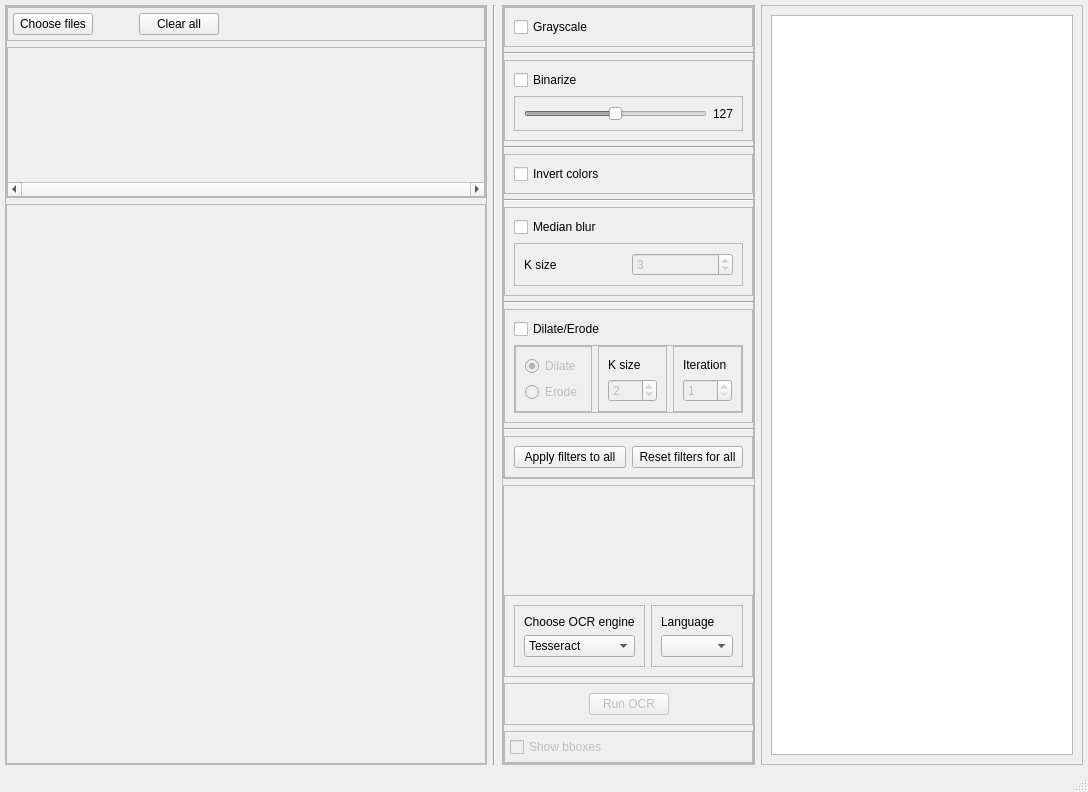
First picture: the form in src/ui/generated/mainwindow.ui, repository irakliskhirtladze/OCR_viewer, before the edit.
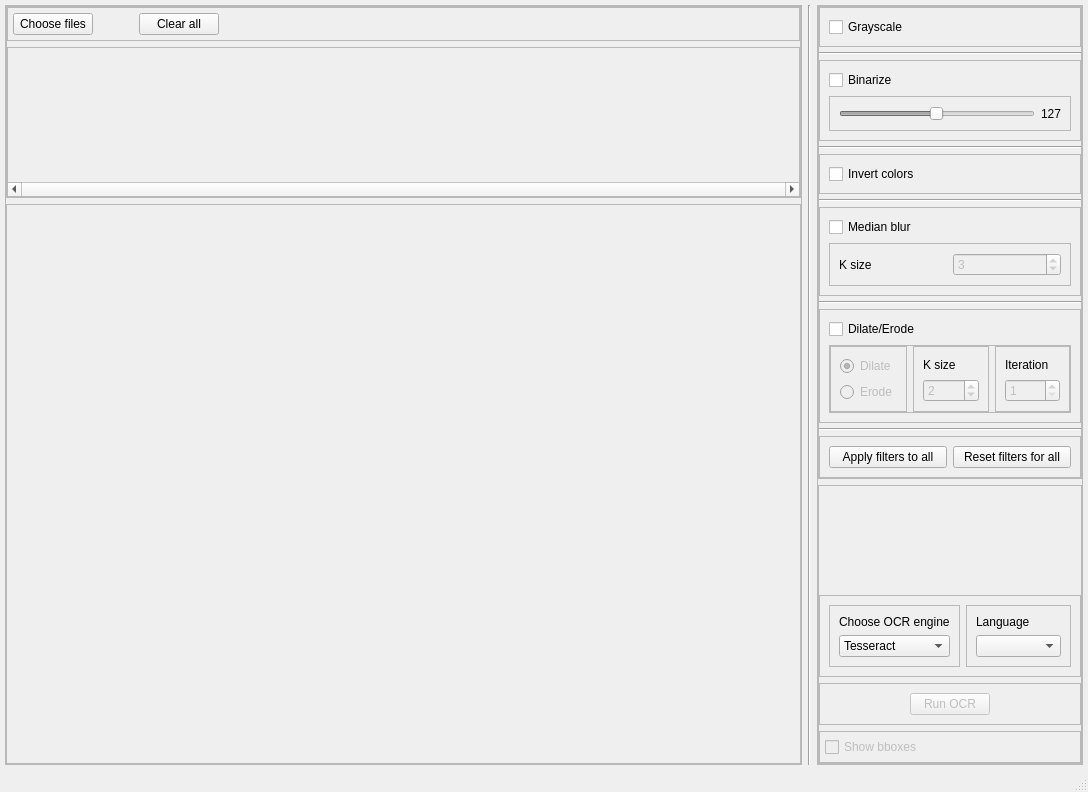
Second picture: the form after the edit. Custom widgets are drawn as their Qt base class.

Patch:
```diff
--- a/src/ui/generated/mainwindow.ui
+++ b/src/ui/generated/mainwindow.ui
@@ -176,7 +176,7 @@
               <rect>
                <x>0</x>
                <y>0</y>
-               <width>436</width>
+               <width>740</width>
                <height>134</height>
               </rect>
              </property>
@@ -861,21 +861,6 @@
       </layout>
      </widget>
     </item>
-    <item>
-     <widget class="QFrame" name="text_cont">
-      <property name="frameShape">
-       <enum>QFrame::Shape::StyledPanel</enum>
-      </property>
-      <property name="frameShadow">
-       <enum>QFrame::Shadow::Raised</enum>
-      </property>
-      <layout class="QHBoxLayout" name="horizontalLayout_13">
-       <item>
-        <widget class="QTextEdit" name="text_edit"/>
-       </item>
-      </layout>
-     </widget>
-    </item>
    </layout>
   </widget>
   <widget class="QStatusBar" name="statusbar">
```
Left out of the diff: 2 changed lines with no effect on the pictures.
